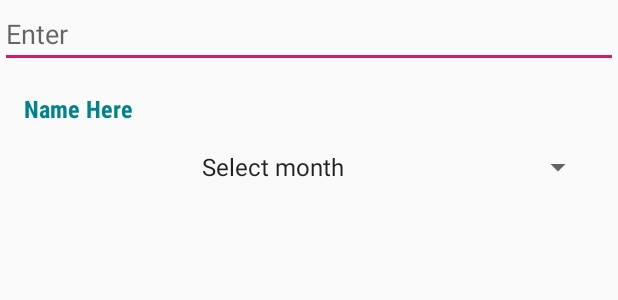
After one commit to usman18/ProgressTracker, an Android app: the layout report_dialog.xml on its own in the app's theme, with its tools: preview values and no code run, on a phone screen of 412 x 824 dp. The commit adds this screen. Shown: the top 300 px of the screen. Run offline under Robolectric (Android 15) with nearby library versions, the phone set to English and light mode, and no system bars; Roboto replaces fonts that are not available here.

Commit message:
-> Report Activity created.

```diff
--- a/app/src/main/AndroidManifest.xml
+++ b/app/src/main/AndroidManifest.xml
@@ -22,7 +22,8 @@
             android:name="preloaded_fonts"
             android:resource="@array/preloaded_fonts" />
 
-        <activity android:name=".AddMemberActivity"></activity>
+        <activity android:name=".AddMemberActivity" />
+        <activity android:name=".Activities.ReportActivity"></activity>
     </application>
 
 </manifest>
--- a/app/src/main/java/com/uk/progresstracker/Activities/MainActivity.java
+++ b/app/src/main/java/com/uk/progresstracker/Activities/MainActivity.java
@@ -53,6 +53,9 @@ public class MainActivity extends AppCompatActivity {
             case R.id.add_member:
                 startActivity(new Intent(MainActivity.this, AddMemberActivity.class));
                 return true;
+            case R.id.create_report:
+                startActivity(new Intent(MainActivity.this,ReportActivity.class));
+                return true;
         }
 
         return false;
--- /dev/null
+++ b/app/src/main/res/layout/report_dialog.xml
@@ -0,0 +1,38 @@
+<?xml version="1.0" encoding="utf-8"?>
+<LinearLayout xmlns:android="http://schemas.android.com/apk/res/android"
+    android:orientation="vertical" android:layout_width="match_parent"
+    android:layout_height="wrap_content">
+
+    <EditText
+        android:id="@+id/editText"
+        android:layout_width="match_parent"
+        android:layout_height="wrap_content"
+        android:ems="10"
+        android:inputType="textPersonName"
+        android:hint="Enter" />
+
+    <TextView
+        android:id="@+id/tvName"
+        android:layout_width="wrap_content"
+        android:layout_height="wrap_content"
+        android:text="Name Here"
+        android:textColor="@color/blue_dark"
+        android:textSize="16sp"
+        android:layout_margin="16dp"
+        android:fontFamily="sans-serif-condensed"
+        android:textStyle="bold"
+        />
+
+    <Spinner
+        android:textAlignment="center"
+        android:entries="@array/months"
+        android:id="@+id/spMonths"
+        android:layout_marginStart="16dp"
+        android:layout_marginEnd="16dp"
+        android:layout_width="match_parent"
+        android:layout_height="wrap_content"/>
+
+
+
+
+</LinearLayout>
--- a/app/src/main/res/values/strings.xml
+++ b/app/src/main/res/values/strings.xml
@@ -10,4 +10,23 @@
     <string name="add_member">Add Member</string>
     <string name="enter_member_s_name_here">Enter member\'s name</string>
     <string name="enter_member_s_employee_id">Enter member\'s employee id</string>
+    <string name="enter_weight_loss_here">Enter weight loss here</string>
+
+    <string-array name="months">
+        <item>Select month</item>
+        <item>Jan</item>
+        <item>Feb</item>
+        <item>March</item>
+        <item>April</item>
+        <item>May</item>
+        <item>June</item>
+        <item>July</item>
+        <item>Aug</item>
+        <item>Sept</item>
+        <item>Oct</item>
+        <item>Nov</item>
+        <item>Dec</item>
+
+    </string-array>
+
 </resources>
```
Also changed, not shown: app/src/main/java/com/uk/progresstracker/Activities/ReportActivity.java (added, +59 -0 lines), app/src/main/java/com/uk/progresstracker/Adapter/ReportAdapter.java (added, +85 -0 lines), app/src/main/res/layout/activity_report.xml (added, +14 -0 lines).
